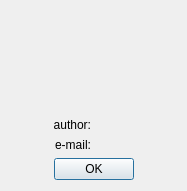
Kolcha/DigitalClock4, file digital_clock/gui/plugin_info_dialog.ui: the form before one commit.
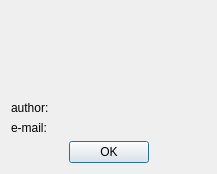
The form after the commit. Icons and pictures are not drawn.

Commit message:
added icons for spectrum_clock and tray_color plugins
branch : plugin_info_translation

The edit to the form file:
```diff
--- a/digital_clock/gui/plugin_info_dialog.ui
+++ b/digital_clock/gui/plugin_info_dialog.ui
@@ -6,8 +6,8 @@
    <rect>
     <x>0</x>
     <y>0</y>
-    <width>187</width>
-    <height>191</height>
+    <width>217</width>
+    <height>174</height>
    </rect>
   </property>
   <property name="sizePolicy">
@@ -28,6 +28,18 @@
   </property>
   <layout class="QVBoxLayout" name="verticalLayout">
    <item>
+    <layout class="QGridLayout" name="gridLayout_2" columnstretch="0,1">
+     <item row="0" column="0" rowspan="2">
+      <widget class="QLabel" name="icon_label">
+       <property name="text">
+        <string notr="true">&lt;icon&gt;</string>
+       </property>
+       <property name="alignment">
+        <set>Qt::AlignCenter</set>
+       </property>
+      </widget>
+     </item>
+     <item row="0" column="1">
     <widget class="QLabel" name="name_value">
      <property name="font">
       <font>
@@ -44,7 +56,7 @@
      </property>
     </widget>
    </item>
-   <item>
+     <item row="1" column="1">
     <widget class="QLabel" name="version_value">
      <property name="font">
       <font>
@@ -61,15 +73,7 @@
      </property>
     </widget>
    </item>
-   <item>
-    <widget class="QLabel" name="icon_label">
-     <property name="text">
-      <string notr="true">&lt;icon&gt;</string>
-     </property>
-     <property name="alignment">
-      <set>Qt::AlignCenter</set>
-     </property>
-    </widget>
+    </layout>
    </item>
    <item>
     <widget class="QLabel" name="description_value">
@@ -103,7 +107,7 @@
     </spacer>
    </item>
    <item>
-    <layout class="QGridLayout" name="gridLayout" columnstretch="0,0">
+    <layout class="QGridLayout" name="gridLayout" columnstretch="0,1">
      <item row="1" column="1">
       <widget class="QLabel" name="email_value">
        <property name="text">
@@ -116,9 +120,6 @@
        <property name="text">
         <string>author:</string>
        </property>
-       <property name="alignment">
-        <set>Qt::AlignRight|Qt::AlignTrailing|Qt::AlignVCenter</set>
-       </property>
       </widget>
      </item>
      <item row="0" column="1">
@@ -133,9 +134,6 @@
        <property name="text">
         <string notr="true">e-mail:</string>
        </property>
-       <property name="alignment">
-        <set>Qt::AlignRight|Qt::AlignTrailing|Qt::AlignVCenter</set>
-       </property>
       </widget>
      </item>
     </layout>
```
Lines whose indentation alone changed are shown as unchanged. The commit also changes 10 other files.
